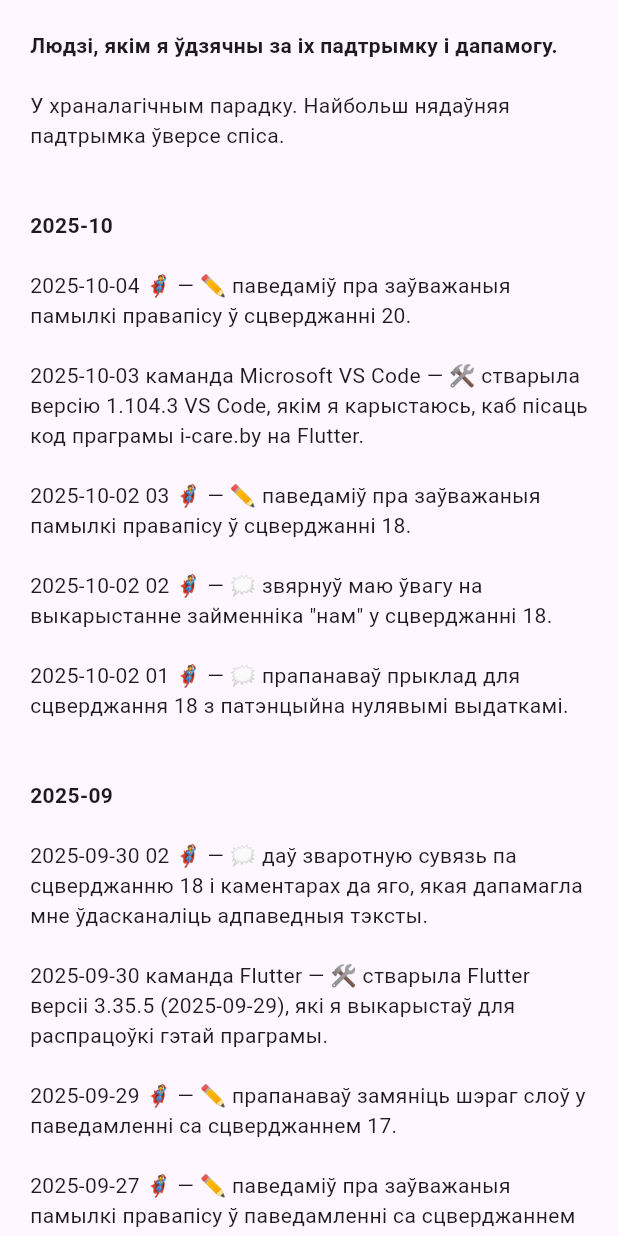
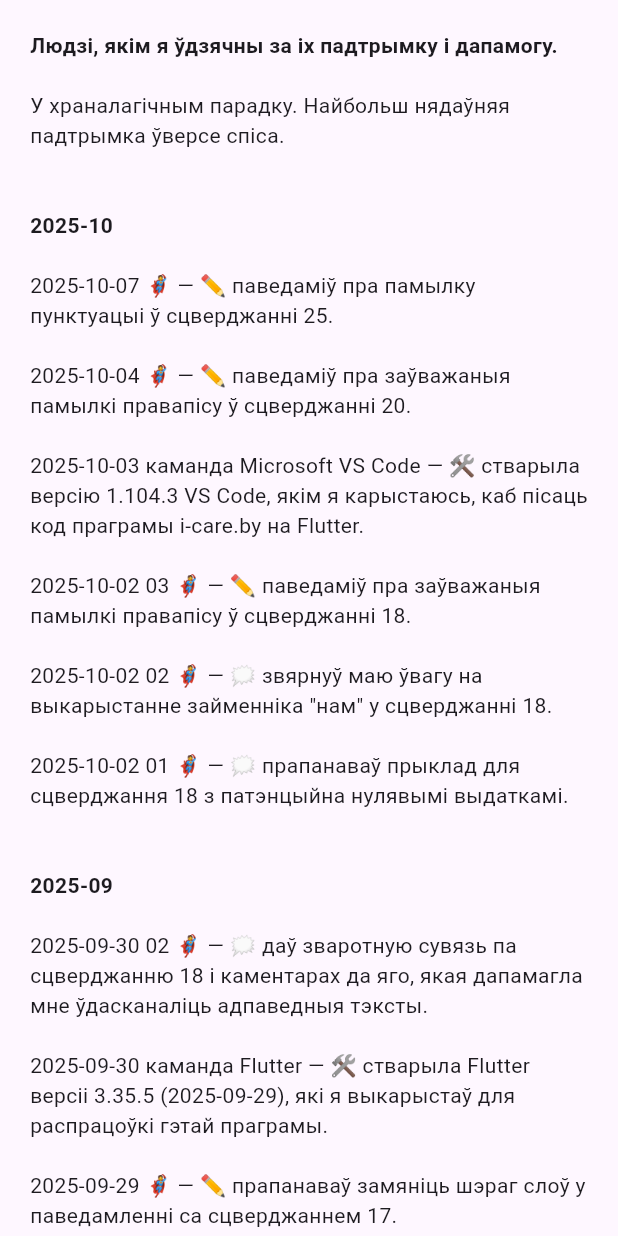
Before and after one commit to mshurkaeu-public/i-care.by, a Flutter app: the MyGratitude widget shown alone on an empty page, opened directly, on a phone screen of 412 x 824 dp. Run offline on Flutter 3.47's test engine with Material 3 defaults, Android fonts, the phone set to English and light mode, and no system bars; our stand-ins replace carousel_slider, expandable_text, google_fonts, package_info_plus, photo_view, web; missing offline and left inert: multi_split_view; generated files the repository leaves out were written again.

Commit message:
Fix punctuation error in statement 25
and record my gratitude to the person who reported the error.

```diff
--- a/i-care.by-app/lib/l10n/app_be.arb
+++ b/i-care.by-app/lib/l10n/app_be.arb
@@ -1845,6 +1845,10 @@
   "@aboutMyGratitude_2025_10_04_01": {
     "description": "Text for 2025-10-04 🦸 on the \"my gratitude\" tab on the \"About\" page."
   },
+  "aboutMyGratitude_2025_10_07_01": "\n2025-10-07 🦸 — ✏️ паведаміў пра памылку пунктуацыі ў сцверджанні 25.\n",
+  "@aboutMyGratitude_2025_10_07_01": {
+    "description": "Text for 2025-10-07 🦸 on the \"my gratitude\" tab on the \"About\" page."
+  },
   "aboutMyGratitude_2025_10_title": "\n\n2025-10\n",
   "@aboutMyGratitude_2025_10_title": {
     "description": "Title for 2025-10 list/text on the \"my gratitude\" tab on the \"About\" page."
--- a/i-care.by-app/lib/my_gratitude.dart
+++ b/i-care.by-app/lib/my_gratitude.dart
@@ -26,6 +26,9 @@ class MyGratitude extends StatelessWidget {
               TextSpan(
                 text: l10n.aboutMyGratitude_2025_10_title,
                 style: titleStyle,
+              ),
+              TextSpan(
+                text: l10n.aboutMyGratitude_2025_10_07_01,
               ),
               TextSpan(
                 text: l10n.aboutMyGratitude_2025_10_04_01,
```
Also changed, not shown: 1 other file.
